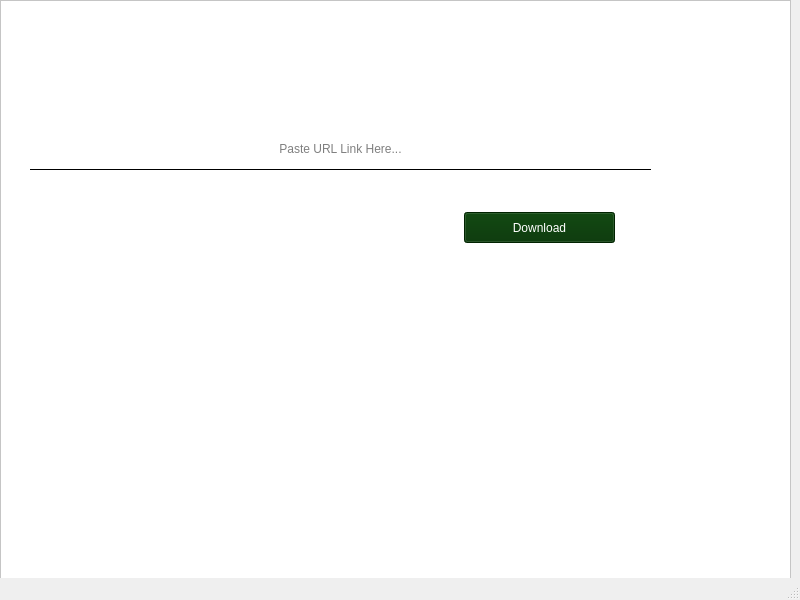
evanskosgei/Video-downloader, file Front-page.ui: the form before one commit.
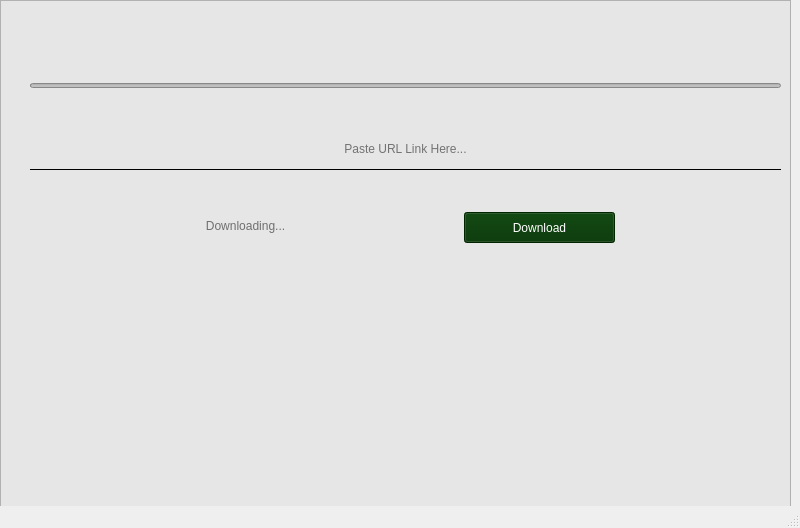
The form after the commit.

```diff
--- a/Front-page.ui
+++ b/Front-page.ui
@@ -7,7 +7,7 @@
     <x>0</x>
     <y>0</y>
     <width>800</width>
-    <height>600</height>
+    <height>528</height>
    </rect>
   </property>
   <property name="windowTitle">
@@ -24,7 +24,8 @@
      </rect>
     </property>
     <property name="styleSheet">
-     <string notr="true">background-color: rgb(255, 255, 255);</string>
+     <string notr="true">background-color: rgb(191, 191, 191);
+background-color: rgb(230, 230, 230);</string>
     </property>
     <property name="frameShape">
      <enum>QFrame::StyledPanel</enum>
@@ -37,12 +38,13 @@
       <rect>
        <x>30</x>
        <y>129</y>
-       <width>621</width>
+       <width>751</width>
        <height>41</height>
       </rect>
      </property>
      <property name="styleSheet">
-      <string notr="true">background-color: rgb(255, 255, 255);
+      <string notr="true">
+color: rgb(0, 0, 0);
 font: 75 12pt &quot;MS Shell Dlg 2&quot;;
 border:none;
 border-bottom:1px solid black;
@@ -78,6 +80,61 @@
       <string>Download</string>
      </property>
     </widget>
+    <widget class="QProgressBar" name="progressBar">
+     <property name="geometry">
+      <rect>
+       <x>30</x>
+       <y>83</y>
+       <width>751</width>
+       <height>5</height>
+      </rect>
+     </property>
+     <property name="minimumSize">
+      <size>
+       <width>650</width>
+       <height>5</height>
+      </size>
+     </property>
+     <property name="maximumSize">
+      <size>
+       <width>16777215</width>
+       <height>5</height>
+      </size>
+     </property>
+     <property name="styleSheet">
+      <string notr="true">background-color: rgb(191, 191, 191);
+color: rgb(255, 255, 255);</string>
+     </property>
+     <property name="value">
+      <number>0</number>
+     </property>
+     <property name="textVisible">
+      <bool>false</bool>
+     </property>
+    </widget>
+    <widget class="QLabel" name="label">
+     <property name="geometry">
+      <rect>
+       <x>80</x>
+       <y>215</y>
+       <width>331</width>
+       <height>21</height>
+      </rect>
+     </property>
+     <property name="styleSheet">
+      <string notr="true">color: rgb(111, 111, 111);
+font: 75 14pt &quot;MS Shell Dlg 2&quot;;</string>
+     </property>
+     <property name="text">
+      <string>Downloading...</string>
+     </property>
+     <property name="textFormat">
+      <enum>Qt::PlainText</enum>
+     </property>
+     <property name="alignment">
+      <set>Qt::AlignCenter</set>
+     </property>
+    </widget>
    </widget>
   </widget>
   <widget class="QStatusBar" name="statusbar"/>
```
